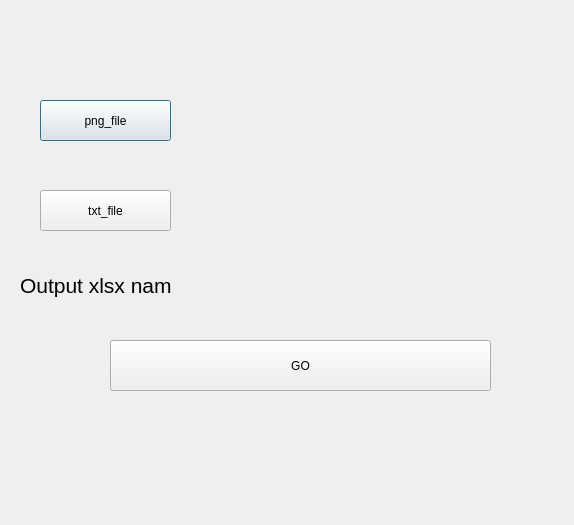
Old version of the form userinterface.ui in the repository z2486357/Python_readboard.
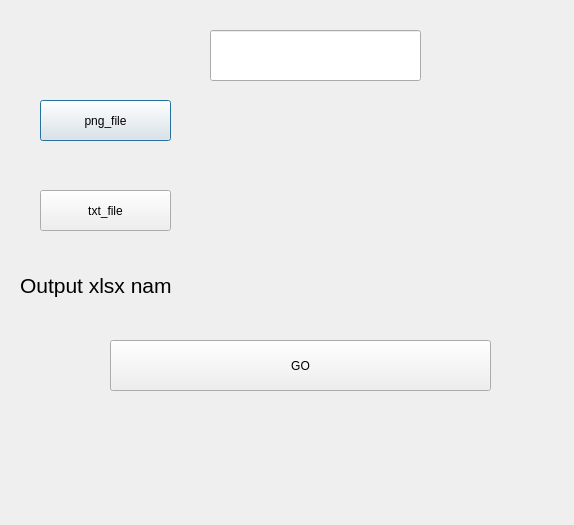
New version of the form.

Patch:
```diff
--- a/userinterface.ui
+++ b/userinterface.ui
@@ -110,8 +110,8 @@
   <widget class="QLabel" name="unvisible">
    <property name="geometry">
     <rect>
-     <x>270</x>
-     <y>40</y>
+     <x>280</x>
+     <y>430</y>
      <width>47</width>
      <height>12</height>
     </rect>
@@ -120,6 +120,16 @@
     <string>&lt;html&gt;&lt;head/&gt;&lt;body&gt;&lt;p&gt;&lt;br/&gt;&lt;/p&gt;&lt;/body&gt;&lt;/html&gt;</string>
    </property>
   </widget>
+  <widget class="QLineEdit" name="whitestandard">
+   <property name="geometry">
+    <rect>
+     <x>210</x>
+     <y>30</y>
+     <width>211</width>
+     <height>51</height>
+    </rect>
+   </property>
+  </widget>
  </widget>
  <resources/>
  <connections/>
```
